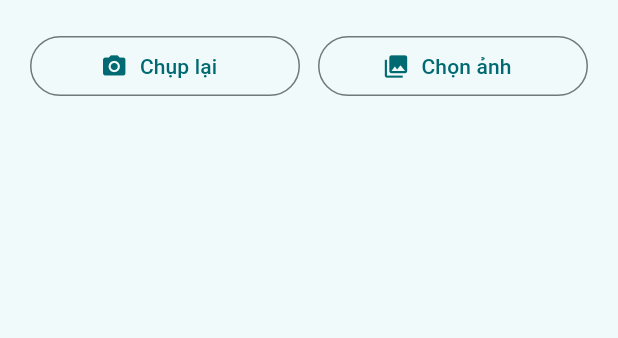
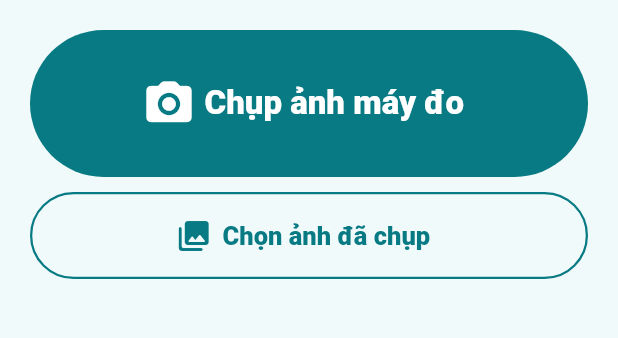
Before and after one commit to khoaminh-dev/divie, a Flutter app: the HealthCapturePage screen opened directly, on a phone screen of 412 x 824 dp, the part 240-578 px from its top. Run offline on Flutter 3.47's test engine with Material 3 defaults, Android fonts, the phone set to English and light mode, and no system bars; our stand-ins replace flutter_contacts, flutter_local_notifications, flutter_tts, image_picker, shared_preferences, speech_to_text and 2 more; accounts and stored records are empty; statements that could not run were skipped.

Commit message:
ui: enlarge health camera action

```diff
--- a/app/lib/features/health/health_capture_page.dart
+++ b/app/lib/features/health/health_capture_page.dart
@@ -180,24 +180,40 @@
                 fit: BoxFit.contain,
               ),
             ),
-          Row(
-            children: [
-              Expanded(
-                child: OutlinedButton.icon(
-                  onPressed: _busy ? null : _openCamera,
-                  icon: const Icon(Icons.camera_alt),
-                  label: const Text('Chụp lại'),
+          SizedBox(
+            width: double.infinity,
+            height: _image == null ? 98 : 82,
+            child: FilledButton.icon(
+              onPressed: _busy ? null : _openCamera,
+              style: FilledButton.styleFrom(
+                backgroundColor: const Color(0xFF087A84),
+                foregroundColor: Colors.white,
+                textStyle: const TextStyle(
+                  fontSize: 22,
+                  fontWeight: FontWeight.w900,
                 ),
               ),
-              const SizedBox(width: 12),
-              Expanded(
-                child: OutlinedButton.icon(
-                  onPressed: _busy ? null : () => _pick(ImageSource.gallery),
-                  icon: const Icon(Icons.photo_library),
-                  label: const Text('Chọn ảnh'),
+              icon: const Icon(Icons.camera_alt_rounded, size: 36),
+              label: Text(_image == null ? 'Chụp ảnh máy đo' : 'Chụp lại ảnh'),
+            ),
+          ),
+          const SizedBox(height: 10),
+          SizedBox(
+            width: double.infinity,
+            height: 58,
+            child: OutlinedButton.icon(
+              onPressed: _busy ? null : () => _pick(ImageSource.gallery),
+              style: OutlinedButton.styleFrom(
+                foregroundColor: const Color(0xFF087A84),
+                side: const BorderSide(color: Color(0xFF087A84), width: 1.5),
+                textStyle: const TextStyle(
+                  fontSize: 17,
+                  fontWeight: FontWeight.w800,
                 ),
               ),
-            ],
+              icon: const Icon(Icons.photo_library_rounded, size: 24),
+              label: const Text('Chọn ảnh đã chụp'),
+            ),
           ),
           const SizedBox(height: 12),
           if (_busy)
```
